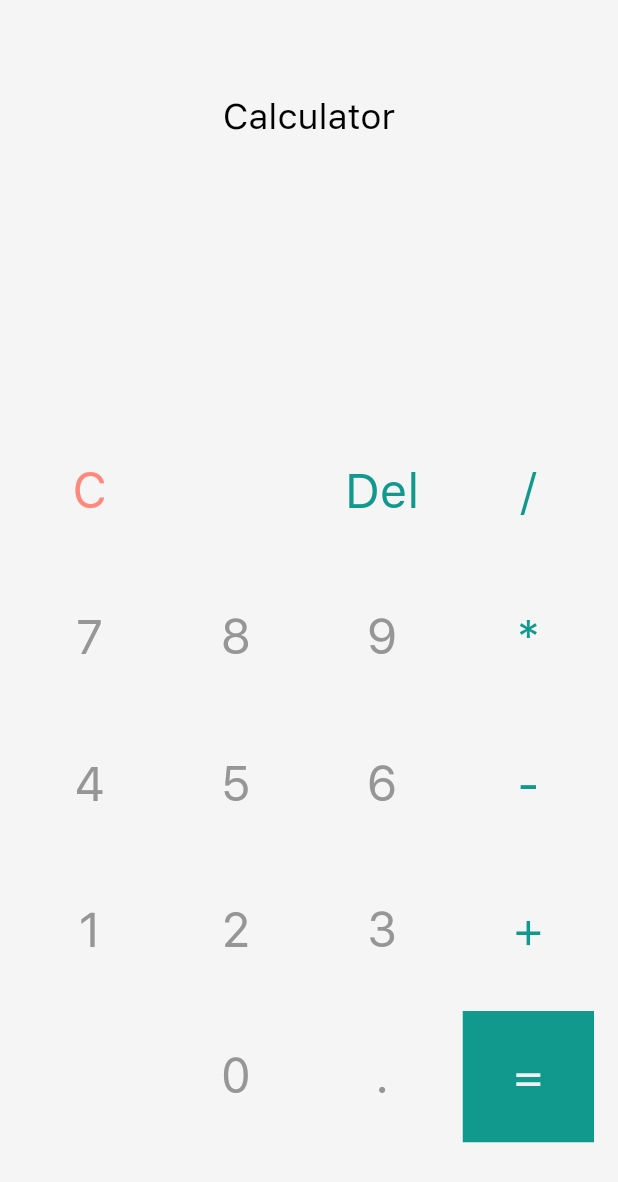
After one commit to pascariandrei/lab3, a Flutter app: the screen it shows after launch, after a tap on an icon or button, on a phone screen of 412 x 824 dp. The commit adds this screen. Shown: the top 1182 px of the screen. Run offline on Flutter 3.47's test engine with Material 2 defaults, Android fonts, the phone set to English and light mode, and no system bars; our stand-ins replace get.

Commit message:
final version of App

```diff
--- a/lib/Controllers/calculator-controller.dart
+++ b/lib/Controllers/calculator-controller.dart
@@ -1,6 +1,135 @@
-class CalculatorController extends GetxController {
+import 'dart:async';
+import 'package:get/get.dart';
+
+class CalculatorController extends GetxController{
+  RxDouble firstNum = 0.0.obs;
+  RxDouble secondNum = 0.0.obs;
+  RxString history = ''.obs;
+  RxString result = ''.obs;
+  RxString textDisplay = ''.obs;
+  RxString operation = ''.obs;
+
+  void printResultplus(String el){
+    result.value = (firstNum.value + secondNum.value).toString();
+    if(result.value.toString().substring(result.value.toString().length - 2, result.value.toString().length) == ".0"){
+      result.value = result.value.toString().substring(0, result.value.toString().length -2 );
+    }else if(result.toString().substring(
+        result.value.toString().length - 2, result.value.toString().length) !=
+        ".0"){
+      result.value = result.value.toString();
+    }
+  }
+  void printResultminus(String el){
+    result.value = (firstNum.value - secondNum.value).toString();
+    if(result.value.toString().substring(result.value.toString().length - 2, result.value.toString().length) == ".0"){
+      result.value = result.value.toString().substring(0, result.value.toString().length -2 );
+    }else if(result.value.toString().substring(
+        result.value.toString().length - 2, result.value.toString().length) !=
+        ".0"){
+      result.value = result.value.toString();
+    }
+  }
+  void printResultmult(String el){
+    result.value = (firstNum.value * secondNum.value).toString();
+    if(result.value.toString().substring(result.value.toString().length - 2, result.value.toString().length) == ".0"){
+      result.value = result.value.toString().substring(0, result.value.toString().length -2 );
+    }else if(result.value.toString().substring(
+        result.value.toString().length - 2, result.value.toString().length) !=
+        ".0"){
+      result.value = result.value.toString();
+    }
+  }
+  void printResultdiv(String el){
+    result.value = (firstNum.value / secondNum.value).toString();
+    if(result.value.toString().substring(result.value.toString().length - 2, result.value.toString().length) == ".0"){
+      result.value = result.value.toString().substring(0, result.value.toString().length -2 );
+    }else if(result.value.toString().substring(
+        result.value.toString().length - 2, result.value.toString().length) !=
+        ".0"){
+      result.value = result.value.toString();
+    }
+  }
+
+
+  void doubleparse(String el){
+    if (secondNum.value.toString().substring(
+        secondNum.value.toString().length - 2, secondNum.value.toString().length ) ==
+        ".0" && firstNum.value.toString().substring(
+        firstNum.value.toString().length - 2, firstNum.value.toString().length) ==
+        ".0") {
+      history.value =
+      "${firstNum.value.toString().substring(0, firstNum.value.toString().length - 2)} $el ${secondNum.value.toString().substring(0, secondNum.value.toString().length - 2)}";
+      //"${firstNum.toString()} + ${secondNum.toString().substring(0, secondNum.toString().length - 2)} $el";
+    } else if(secondNum.value.toString().substring(
+        secondNum.value.toString().length - 2, secondNum.value.toString().length ) !=
+        ".0" && firstNum.value.toString().substring(
+        firstNum.value.toString().length - 2, firstNum.value.toString().length) ==
+        ".0"){
+      history.value =
+      "${firstNum.value.toString().substring(0, firstNum.value.toString().length - 2)} $el ${secondNum.value.toString()}";
+    }
+    else if(secondNum.value.toString().substring(
+        secondNum.value.toString().length - 2, secondNum.value.toString().length ) ==
+        ".0" && firstNum.toString().substring(
+        firstNum.value.toString().length - 2, firstNum.value.toString().length) !=
+        ".0"){
+      history.value =
+      "${firstNum.value.toString()} $el ${secondNum.value.toString().substring(0, secondNum.value.toString().length - 2)}";
+    }
+
+    else {
+      history.value = "${firstNum.value} $el ${secondNum.value}";
+    }
+  }
+
+
+  void btnOnClick(String el) {
+    if (el == 'C') {
+      textDisplay.value = '';
+      firstNum.value = 0.0;
+      secondNum.value = 0.0;
+      result.value = '';
+      history.value = '';
+    } else if (el == '+' || el == '-' || el == '*' || el == '/') {
+      firstNum.value = double.parse(textDisplay.value);
+      result.value = '';
+      if (firstNum.value.toString().substring(
+          firstNum.value.toString().length - 2, firstNum.value.toString().length) ==
+          ".0") {
+        history.value =
+        "${firstNum.value.toString().substring(0, firstNum.value.toString().length - 2)} $el";
+      } else {
+        history.value = "${firstNum.value} $el";
+      }
+      operation.value = el;
+    } else if (el == '=') {
+      secondNum.value = double.parse(textDisplay.value);
+      doubleparse(operation.value);
+      printResultplus(operation.value);
+      //result = (firstNum + secondNum).toString();
+      if (operation.value == '-') {
+        doubleparse(operation.value);
+        printResultminus(operation.value);
+      }
+      if (operation.value == '*') {
+        doubleparse(operation.value);
+        printResultmult(operation.value);
+      }
+      if (operation.value == '/') {
+        doubleparse(operation.value);
+        printResultdiv(operation.value);
+      }
+    } else if (el == 'Del') {
+      firstNum.value = double.parse(textDisplay.value);
+      result.value = firstNum.value.toString().substring(0, firstNum.value.toString().length - 1);
+    }
+    else {
+      result.value = "${textDisplay.value}$el";
+    }
+    textDisplay.value = result.value;
+  /*  setState(() {
+      textDisplay = result;
+    });*/
+  }
 
 }
-
-class GetxController {
-}
--- a/lib/main.dart
+++ b/lib/main.dart
@@ -1,8 +1,12 @@
 import 'package:flutter/material.dart';
-import 'package:flutter_calculator/widgets/grid_widget.dart';
+import 'package:flutter_calculator/widgets/home_page.dart';
+import 'package:get/get.dart';
 
 void main() {
-  runApp(const MyApp());
+  //WidgetsFlutterBinding.ensureInitialized();
+/*await  WidgetsFlutterBinding.ensureInitialized();*/
+  runApp(const GetMaterialApp(home: MyApp()));
+
 }
 
 class MyApp extends StatelessWidget {
@@ -14,12 +18,9 @@ class MyApp extends StatelessWidget {
     return  MaterialApp(
       title: 'Flutter Demo',
       theme: ThemeData(),
-      home: GridWidget(),
+      home: const MyHomePage(),
 
     );
   }
-}
-
-class GetMaterialApp {
 
 }
--- /dev/null
+++ b/lib/widgets/home_page.dart
@@ -0,0 +1,46 @@
+import 'package:flutter/material.dart';
+import 'package:flutter_calculator/widgets/title_widget.dart';
+import 'package:get/get.dart';
+import 'package:get/get_core/src/get_main.dart';
+import '../Controllers/calculator-controller.dart';
+import '../resources/custom_colors.dart';
+import '../resources/text_styles.dart';
+import 'btn-widget.dart';
+import 'numdial_widget.dart';
+
+class MyHomePage extends StatefulWidget {
+  const MyHomePage({Key? key}) : super(key: key);
+
+  @override
+  State<MyHomePage> createState() => _MyHomePageState();
+}
+
+class _MyHomePageState extends State<MyHomePage> {
+@override
+  void initState() {
+    // TODO: implement initState
+    super.initState();
+    Get.put(CalculatorController());
+  }
+  @override
+  Widget build(BuildContext context) {
+    //final CalculatorController calculatorController = Get.find();
+   // final controller = Get.put(CalculatorController());
+    return Scaffold(
+      body: Container(
+        color: Color(0xFFF5F5F5),
+        padding: const EdgeInsets.only(bottom: 0, top: 63),
+        child: Column(
+          children: [
+            TitleWidget(),
+            Expanded(
+              child: NumberDials(),
+            ),
+          ],
+        ),
+      ),
+    );
+  }
+}
+
+  double dbl = 0.0;
--- /dev/null
+++ b/lib/widgets/numdial_widget.dart
@@ -0,0 +1,50 @@
+import 'package:flutter/material.dart';
+import 'package:flutter_calculator/widgets/title_widget.dart';
+import 'package:get/get.dart';
+import '../Controllers/calculator-controller.dart';
+import 'btn-widget.dart';
+
+class NumberDials extends StatelessWidget {
+  const NumberDials({Key? key}) : super(key: key);
+
+  @override
+  Widget build(BuildContext context) {
+   // final calculatorController = Get.put(CalculatorController());
+    final CalculatorController calculatorController = Get.find();
+    return Container(
+
+      padding: const EdgeInsets.only(
+          top: 20, left: 16, right: 16, bottom: 12),
+      child: GridView.count(
+          padding: const EdgeInsets.only(top: 20),
+          crossAxisSpacing: 10,
+          mainAxisSpacing: 10,
+          crossAxisCount: 4,
+          children: <Widget>[
+            Button(text: 'C', color: 0xFFFF887D, click: calculatorController.btnOnClick),
+            SizedBox(),
+            Button(text: 'Del', color: 0xFF11998E, click: calculatorController.btnOnClick),
+            Button(text: '/', color: 0xFF11998E, click: calculatorController.btnOnClick),
+            Button(text: '7', color: 0xFF969696, click: calculatorController.btnOnClick),
+            Button(text: '8', color: 0xFF969696, click: calculatorController.btnOnClick),
+            Button(text: '9', color: 0xFF969696, click: calculatorController.btnOnClick),
+            Button(text: '*', color: 0xFF11998E, click: calculatorController.btnOnClick),
+            Button(text: '4', color: 0xFF969696, click: calculatorController.btnOnClick),
+            Button(text: '5', color: 0xFF969696, click: calculatorController.btnOnClick),
+            Button(text: '6', color: 0xFF969696, click: calculatorController.btnOnClick),
+            Button(text: '-', color: 0xFF11998E, click: calculatorController.btnOnClick),
+            Button(text: '1', color: 0xFF969696, click: calculatorController.btnOnClick),
+            Button(text: '2', color: 0xFF969696, click: calculatorController.btnOnClick),
+            Button(text: '3', color: 0xFF969696, click: calculatorController.btnOnClick),
+            Button(text: '+', color: 0xFF11998E, click: calculatorController.btnOnClick),
+            SizedBox(),
+            Button(text: '0', color: 0xFF969696, click: calculatorController.btnOnClick),
+            Button(text: '.', color: 0xFF969696, click: calculatorController.btnOnClick),
+            Container(
+                color: Color(0xFF11998E),
+                child: Button(
+                    text: '=', color: 0xFFEEF0F2, click: calculatorController.btnOnClick)),
+          ]),
+    );
+  }
+}
--- /dev/null
+++ b/lib/widgets/title_widget.dart
@@ -0,0 +1,53 @@
+import 'package:flutter/material.dart';
+import '../resources/custom_colors.dart';
+import '../resources/text_styles.dart';
+import 'package:get/get.dart';
+import '../Controllers/calculator-controller.dart';
+
+class TitleWidget extends StatelessWidget {
+  const TitleWidget({Key? key}) : super(key: key);
+
+  @override
+  Widget build(BuildContext context) {
+    final CalculatorController calculatorController = Get.find();
+    return Column(
+      children: [
+        Text(
+          'Calculator',
+          style: TextStyles.sfprotext1.copyWith(
+              color: CustomColor.black,
+              fontSize: 24,
+              fontFamily: 'SFProTextRegular'),
+        ),
+        Row(
+          children: [
+            new Align(
+              alignment: Alignment.center,
+            ),
+          ],
+        ),
+        SizedBox(height: 20),
+        Container(
+          alignment: Alignment(1.0, 2.0),
+          padding: const EdgeInsets.only(left: 5, bottom: 18, right: 10),
+          width: 358,
+          child: Obx(() => Text(calculatorController.history.value,
+              style: TextStyles.sfprotext1.copyWith(
+                  color: Color(0xFF969696),
+                  fontSize: 48,
+                  fontFamily: 'SFProTextRegular'))),
+        ),
+        Container(
+          alignment: Alignment(1.0, 1.0),
+          padding: const EdgeInsets.only(left: 5),
+          width: 358,
+          child: Obx(() => Text(calculatorController.result.value,
+              style: TextStyles.sfprotext1.copyWith(
+                  color: Color(0xFF969696),
+                  fontSize: 48,
+                  fontFamily: 'SFProTextRegular'))),
+        ),
+      ],
+    );
+  }
+}
```
Also changed, not shown: lib/widgets/calculator_widget.dart (added, +12 -0 lines), lib/widgets/grid_widget.dart (deleted, +0 -233 lines), pubspec.lock.
